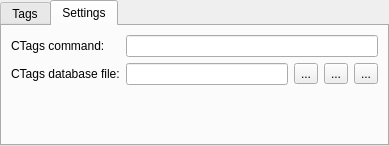
Before: the Qt Designer form kate/plugins/kate-ctags/kate_ctags.ui in KDE/kate, drawn with Qt 5.
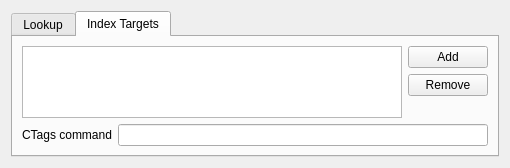
After: the same form once the commit is applied. The open tabs and pages were chosen to show the change. Custom widgets are drawn as their Qt base class.

Commit message: Redo the configuration to have one common database and one session specific. First search the session db then if nothing was found search the common one.

```diff
--- a/kate/plugins/kate-ctags/kate_ctags.ui
+++ b/kate/plugins/kate-ctags/kate_ctags.ui
@@ -6,27 +6,21 @@
    <rect>
     <x>0</x>
     <y>0</y>
-    <width>389</width>
-    <height>132</height>
+    <width>510</width>
+    <height>139</height>
    </rect>
   </property>
-  <layout class="QGridLayout" name="gridLayout">
-   <property name="margin">
-    <number>0</number>
-   </property>
-   <property name="spacing">
-    <number>0</number>
-   </property>
-   <item row="0" column="0">
+  <layout class="QVBoxLayout" name="verticalLayout">
+   <item>
     <widget class="KTabWidget" name="tabWidget">
      <property name="currentIndex">
       <number>1</number>
      </property>
      <widget class="QWidget" name="hits">
       <attribute name="title">
-       <string>Tags</string>
+       <string>Lookup</string>
       </attribute>
-      <layout class="QGridLayout" name="gridLayout_2">
+      <layout class="QGridLayout" name="gridLayout">
        <item row="0" column="0">
         <widget class="QLabel" name="label">
          <property name="text">
@@ -38,9 +32,9 @@
         </widget>
        </item>
        <item row="0" column="1">
-        <widget class="KLineEdit" name="input_edit">
-         <property name="showClearButton" stdset="0">
-          <bool>true</bool>
+        <widget class="KPushButton" name="updateDB">
+         <property name="text">
+          <string>Update Index</string>
          </property>
         </widget>
        </item>
@@ -70,72 +64,67 @@
      </widget>
      <widget class="QWidget" name="settings">
       <attribute name="title">
-       <string>Settings</string>
+       <string>Index Targets</string>
       </attribute>
-      <layout class="QGridLayout" name="gridLayout_3">
-       <item row="0" column="0">
-        <widget class="QLabel" name="cmdLabel">
-         <property name="layoutDirection">
-          <enum>Qt::RightToLeft</enum>
-         </property>
-         <property name="text">
-          <string>CTags command:</string>
-         </property>
-        </widget>
-       </item>
-       <item row="0" column="1" colspan="4">
-        <widget class="KLineEdit" name="cmdEdit"/>
-       </item>
-       <item row="1" column="0">
-        <widget class="QLabel" name="fileLabel">
-         <property name="layoutDirection">
-          <enum>Qt::RightToLeft</enum>
-         </property>
-         <property name="text">
-          <string>CTags database file:</string>
-         </property>
-        </widget>
-       </item>
-       <item row="1" column="1">
-        <widget class="KLineEdit" name="tagsFile">
-         <property name="showClearButton" stdset="0">
-          <bool>true</bool>
-         </property>
-        </widget>
-       </item>
-       <item row="2" column="1">
+      <layout class="QVBoxLayout" name="verticalLayout_2">
+       <item>
+        <layout class="QHBoxLayout" name="horizontalLayout">
+         <item>
+          <widget class="KListWidget" name="targetList"/>
+         </item>
+         <item>
+          <layout class="QGridLayout" name="gridLayout_2">
+           <item row="2" column="0">
         <spacer name="verticalSpacer">
          <property name="orientation">
           <enum>Qt::Vertical</enum>
          </property>
          <property name="sizeHint" stdset="0">
           <size>
-           <width>20</width>
+               <width>1</width>
            <height>1</height>
           </size>
          </property>
         </spacer>
        </item>
-       <item row="1" column="2">
-        <widget class="QToolButton" name="loadFile">
+           <item row="0" column="0">
+            <widget class="QPushButton" name="addButton">
          <property name="text">
-          <string>...</string>
+              <string>Add</string>
          </property>
         </widget>
        </item>
-       <item row="1" column="3">
-        <widget class="QToolButton" name="updateDB">
+           <item row="1" column="0">
+            <widget class="QPushButton" name="delButton">
          <property name="text">
-          <string>...</string>
+              <string>Remove</string>
          </property>
         </widget>
        </item>
-       <item row="1" column="4">
-        <widget class="QToolButton" name="newDB">
+          </layout>
+         </item>
+        </layout>
+       </item>
+       <item>
+        <layout class="QHBoxLayout" name="horizontalLayout_2">
+         <item>
+          <widget class="QLabel" name="cmdLabel">
+           <property name="layoutDirection">
+            <enum>Qt::RightToLeft</enum>
+           </property>
          <property name="text">
-          <string>...</string>
-         </property>
-        </widget>
+            <string>CTags command</string>
+           </property>
+          </widget>
+         </item>
+         <item>
+          <widget class="KLineEdit" name="cmdEdit">
+           <property name="frame">
+            <bool>true</bool>
+           </property>
+          </widget>
+         </item>
+        </layout>
        </item>
       </layout>
      </widget>
@@ -144,6 +133,16 @@
   </layout>
  </widget>
  <customwidgets>
+  <customwidget>
+   <class>KListWidget</class>
+   <extends>QListWidget</extends>
+   <header>klistwidget.h</header>
+  </customwidget>
+  <customwidget>
+   <class>KPushButton</class>
+   <extends>QPushButton</extends>
+   <header>kpushbutton.h</header>
+  </customwidget>
   <customwidget>
    <class>KLineEdit</class>
    <extends>QLineEdit</extends>
```
Left out of the diff: 17 changed lines with no effect on the pictures. Lines whose indentation alone changed are shown as unchanged. The commit also changes 8 other files.
